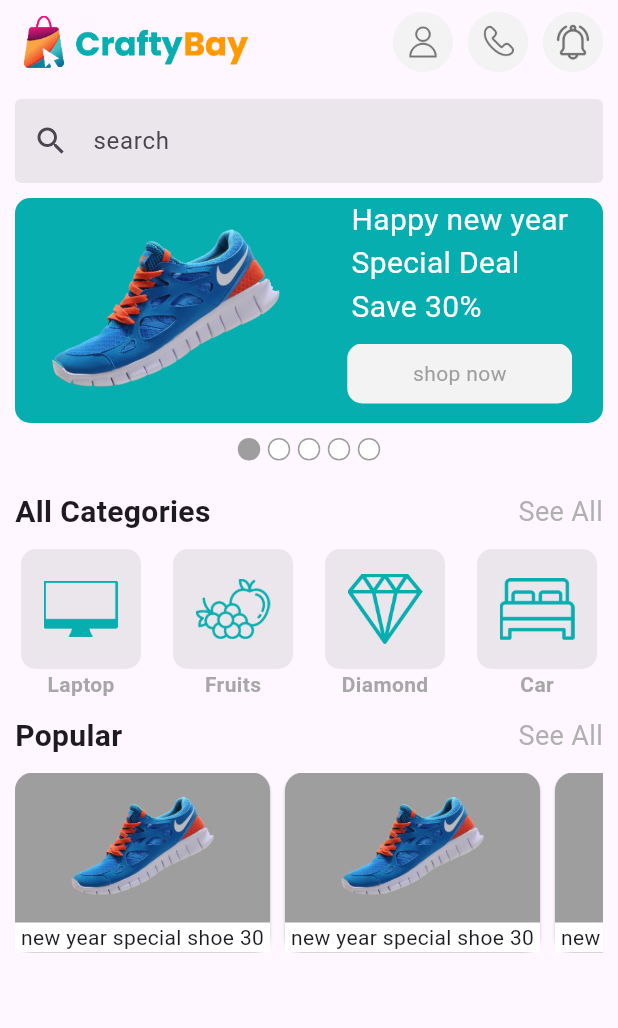
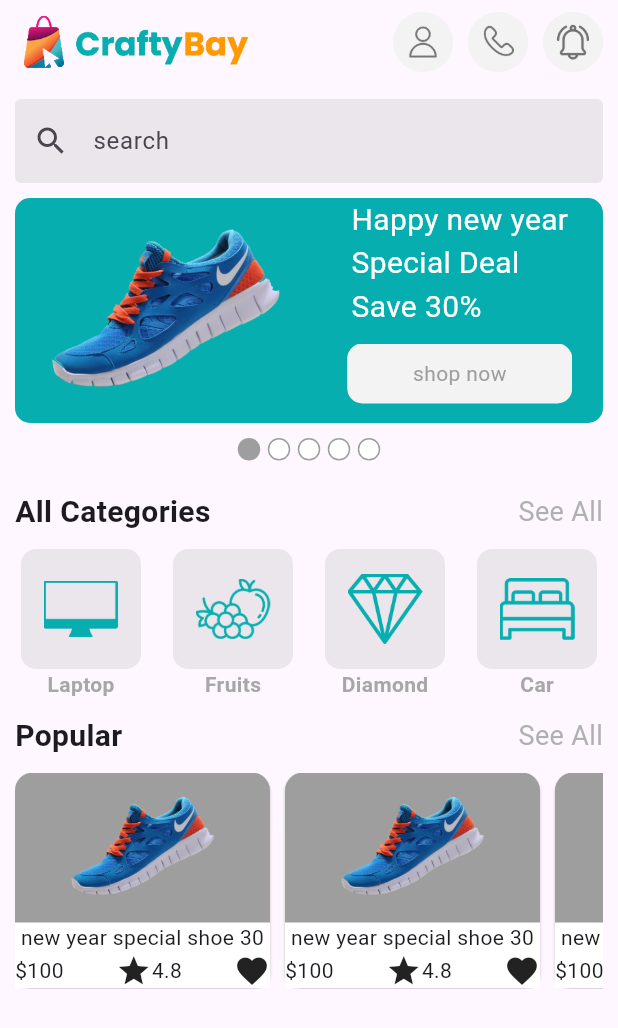
Before and after one commit to RimonChakma/figma_to_flutter_ui, a Flutter app: the screen it shows after launch, on a phone screen of 412 x 824 dp. Shown: the top 1028 px of the screen. Run offline on Flutter 3.47's test engine with Material 3 defaults, Android fonts, the phone set to English and light mode, and no system bars.

Commit message:
created product price,rating ,favourite icon

```diff
--- a/lib/main.dart
+++ b/lib/main.dart
@@ -224,7 +224,17 @@ class HomeScreen extends StatelessWidget {
                             child: Column(
                               children: [
                                 Text("new year special shoe 30"),
-
+                                Row(
+                                  mainAxisAlignment: MainAxisAlignment.spaceBetween,
+                                  children: [
+                                    Text("\$100",),
+                                    Row(children: [
+                                      Icon(Icons.star),
+                                      Text("4.8")
+                                    ],),
+                                    Icon(Icons.favorite)
+                                  ],
+                                )
                               ],
                             ),
                           )
```
